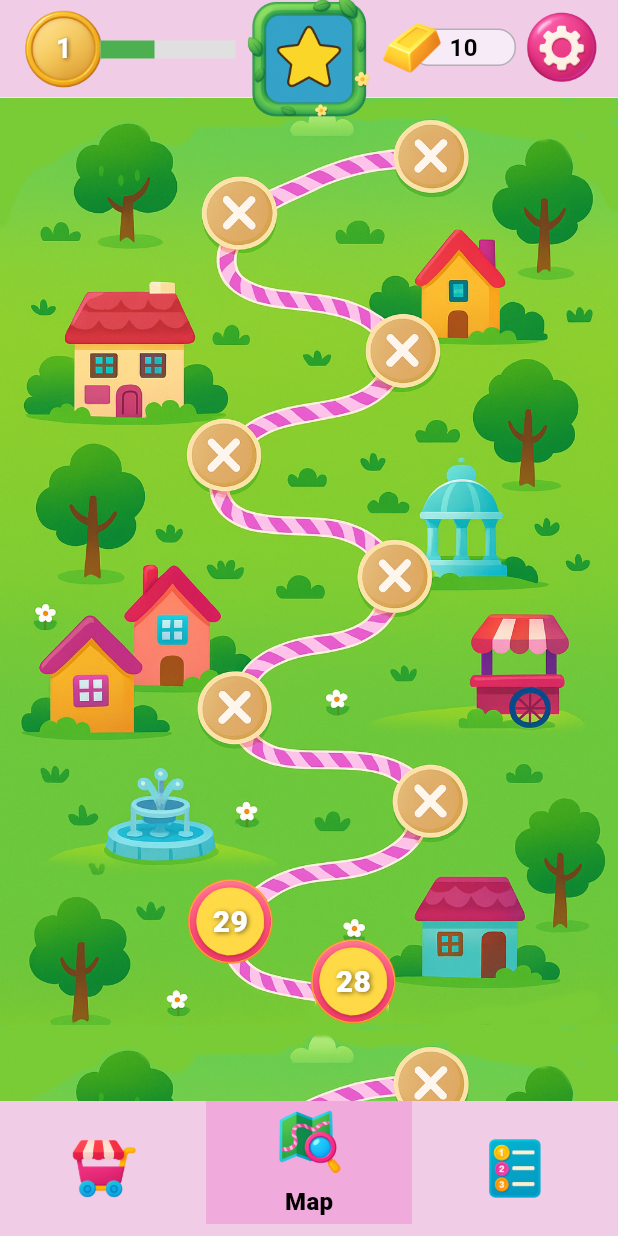
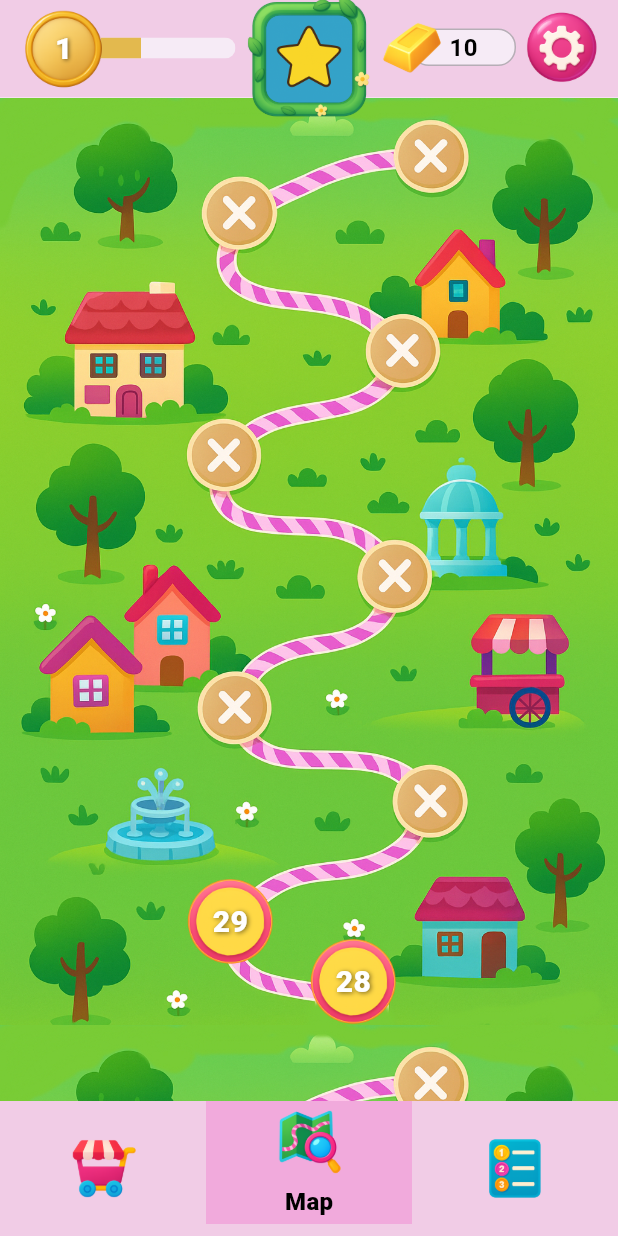
Before and after one commit to RieckA2306/slide_escape, a Flutter app: the screen it shows after launch, on a phone screen of 412 x 824 dp. Run offline on Flutter 3.47's test engine with Material 3 defaults, Android fonts, the light colour scheme and no system bars.

Commit message:
Header Level done

```diff
--- a/lib/features/level_map/level_map_screen.dart
+++ b/lib/features/level_map/level_map_screen.dart
@@ -58,23 +58,63 @@ class _LevelMapScreenState extends State<LevelMapScreen> {
             child: Stack(
               clipBehavior: Clip.none,
               children: [
-                // Left: level background + number
+                // ===== Level + Progress (Candy-Crush style, merged block) =====
                 Positioned(
                   left: 10,
                   top: 0,
+                  child: SizedBox(
+                    width: 155,
+                    height: 65,
+                    child: Stack(
+                      clipBehavior: Clip.none,
+                      children: [
+                        // --- PROGRESS BAR (behind the icon) ---
+                        Positioned(
+                          left: 57,
+                          top: 25,
+                          child: ClipRRect(
+                            // round ONLY the right corners
+                            borderRadius: const BorderRadius.only(
+                              topRight: Radius.circular(8),
+                              bottomRight: Radius.circular(8),
+                            ),
+                            child: Container(
+                              width: 90,
+                              height: 14,
+                              color: const Color(0xFFF6EBF6), // track/bg color (HEX)
+                              child: Stack(
+                                children: const [
+                                  // fill (0.0..1.0)
+                                  FractionallySizedBox(
+                                    widthFactor: 0.30,
+                                    heightFactor: 1.0,               // take full bar height (important!)
+                                    child: ColoredBox(
+                                      color: Color(0xFFE3B94E), // fill color (HEX)
+                                    ),
+                                  ),
+                                ],
+                              ),
+                            ),
+                          ),
+                        ),
+
+                        // --- LEVEL ICON (in the foreground) ---
+                        Align(
+                          alignment: Alignment.centerLeft,
                           child: Stack(
                             alignment: Alignment.center,
-                    children: [
-                      Image.asset(
-                        "assets/app_bar/level_background.png",
+                            children: const [
+                              // dein vorhandenes Asset + Größe
+                              Image(
+                                image: AssetImage("assets/app_bar/level_background.png"),
                                 width: 65,
                                 height: 65,
                               ),
-                      const Text(
+                              Text(
                                 "1",
                                 style: TextStyle(
-                          fontWeight: FontWeight.bold,
-                          fontSize: 18,
+                                  fontWeight: FontWeight.w900,
+                                  fontSize: 20,
                                   color: Colors.white,
                                   shadows: [
                                     Shadow(
@@ -88,21 +128,11 @@ class _LevelMapScreenState extends State<LevelMapScreen> {
                             ],
                           ),
                         ),
-
-                // Progress bar
-                Positioned(
-                  left: 67,
-                  top: 27,
-                  child: SizedBox(
-                    width: 90,
-                    height: 12,
-                    child: LinearProgressIndicator(
-                      value: 0.4,
-                      backgroundColor: Colors.grey[300],
-                      color: Colors.green,
+                      ],
                     ),
                   ),
                 ),
+                // ===== Ende: Level + Progress =====
 
                 // Frame image + Star inside
                 Positioned(
@@ -114,7 +144,7 @@ class _LevelMapScreenState extends State<LevelMapScreen> {
                       // Stern zuerst (hinten)
                       Image.asset(
                         "assets/app_bar/profile_pictures/star.png",
-                        width: 60, // ggf. anpassen
+                        width: 60,
                         height: 60,
                       ),
                       // Frame oben drauf
@@ -127,35 +157,31 @@ class _LevelMapScreenState extends State<LevelMapScreen> {
                   ),
                 ),
 
-
                 // Gold + value (Candy-Crush style)
                 Positioned(
                   right: 48,
                   top: 5,
                   child: SizedBox(
-                    // Make sure the Stack has enough room: gold size + box width - overlap
-                    width: 120,  // tweak as needed
-                    height: 53,  // usually your goldbar size
+                    width: 120,
+                    height: 53,
                     child: Stack(
-                      clipBehavior: Clip.none, // allow the value box to extend beyond the stack
+                      clipBehavior: Clip.none,
                       children: [
-                        // --- VALUE BOX (behind the goldbar) ---
+                        // value box (behind)
                         Positioned(
-                          // Push the value box to the right so the goldbar overlaps its left edge
-                          left: 30,          // overlap amount: smaller = more overlap
-                          top: 14, // vertical centering for a 34px-high box (adjust if you change height)
+                          left: 30,
+                          top: 14,
                           child: Container(
-                            // >>> Set your box size here <<<
-                            width: 70,   // <-- value box width (customizable)
-                            height: 25,  // <-- value box height (customizable)
+                            width: 70,
+                            height: 25,
                             alignment: Alignment.center,
                             decoration: BoxDecoration(
-                              color: const Color(0xFFF6EBF6),      // <-- background color (customizable)
-                              borderRadius: BorderRadius.circular(12), // <-- corner radius (customizable)
+                              color: const Color(0xFFF6EBF6),
+                              borderRadius: BorderRadius.circular(12),
                               border: Border.all(color: Colors.black26),
                             ),
                             child: const Text(
-                              "10", // make dynamic if needed
+                              "10",
                               style: TextStyle(
                                 fontWeight: FontWeight.bold,
                                 fontSize: 16,
@@ -164,13 +190,12 @@ class _LevelMapScreenState extends State<LevelMapScreen> {
                             ),
                           ),
                         ),
-
-                        // --- GOLDBAR (in the foreground) ---
+                        // goldbar (front)
                         Align(
                           alignment: Alignment.centerLeft,
                           child: Image.asset(
                             "assets/app_bar/goldbar.png",
-                            width: 60,  // goldbar size
+                            width: 60,
                             height: 60,
                           ),
                         ),
@@ -178,7 +203,6 @@ class _LevelMapScreenState extends State<LevelMapScreen> {
                     ),
                   ),
                 ),
-
 
                 // Settings icon
                 Positioned(
@@ -197,6 +221,7 @@ class _LevelMapScreenState extends State<LevelMapScreen> {
             ),
           ),
         ),
+
 
         // Section with Level 21 & 29
         SliverToBoxAdapter(
```
Lines whose indentation alone changed are shown as unchanged.
